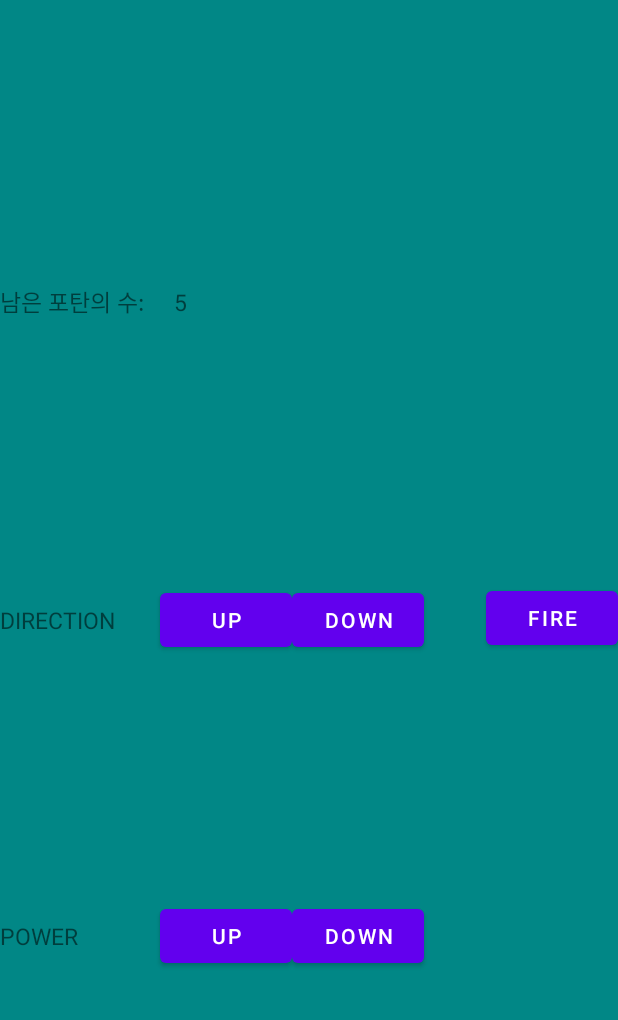
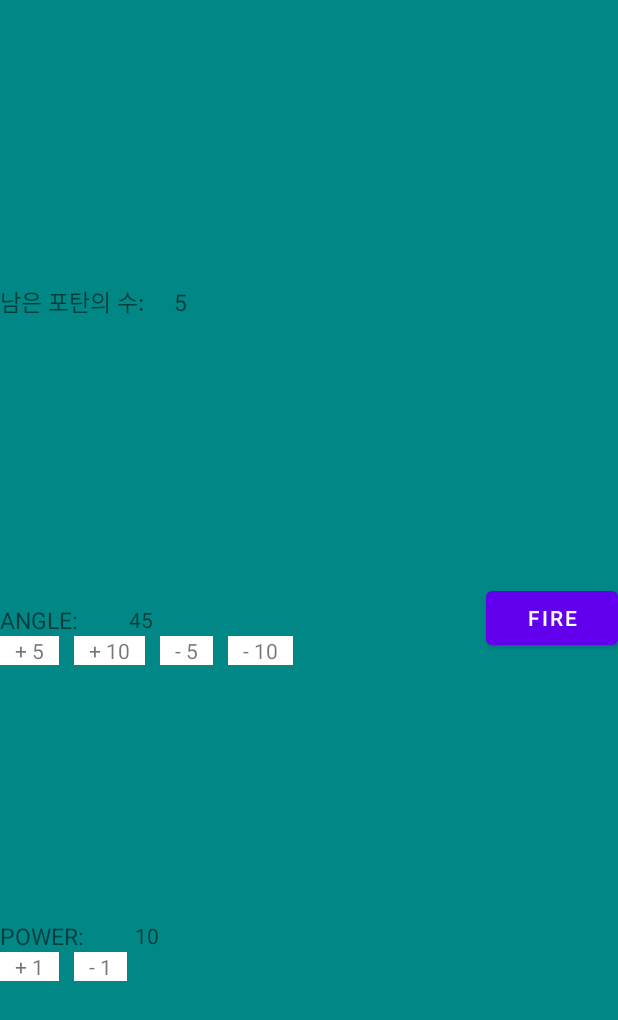
Before and after one commit to JiHyeonMon/AndroidFortress, an Android app: the layout activity_main.xml on its own in the app's theme, with its tools: preview values and no code run, on a phone screen of 412 x 824 dp. Shown: the top 1020 px of the screen. Run offline under Robolectric (Android 15) with nearby library versions, the phone set to English and light mode, and no system bars.

```diff
--- a/app/src/main/java/com/example/example/androidfortress/model/GameConfig.kt
+++ b/app/src/main/java/com/example/example/androidfortress/model/GameConfig.kt
@@ -5,5 +5,8 @@ object GameConfig {
     var SCREEN_WIDTH = 1080F
     var SCREEN_HEIGHT = 1794F
 
+    const val MISSILE_NUMBER = 5
+
+    const val TANK_SIZE = 20
 
 }
--- a/app/src/main/java/com/example/example/androidfortress/model/Tank.kt
+++ b/app/src/main/java/com/example/example/androidfortress/model/Tank.kt
@@ -1,9 +1,12 @@
 package com.example.example.androidfortress.model
+
+import android.graphics.Color
 
 open class Tank {
 
     open var x = ((GameConfig.SCREEN_WIDTH/2).toInt()..GameConfig.SCREEN_WIDTH.toInt()).random().toFloat()
     var y = 0f
+    open var color = Color.RED
 
     fun setTank(vertex: MutableList<ArrayList<Float>>) {
 
--- a/app/src/main/res/layout/activity_main.xml
+++ b/app/src/main/res/layout/activity_main.xml
@@ -20,88 +20,140 @@
             android:id="@+id/textview1"
             android:layout_width="wrap_content"
             android:layout_height="wrap_content"
+            android:text="남은 포탄의 수:"
             android:textSize="15sp"
-            android:text="남은 포탄의 수:"
+            app:layout_constraintBottom_toTopOf="@id/textview2"
             app:layout_constraintStart_toStartOf="parent"
-            app:layout_constraintTop_toTopOf="parent"
-            app:layout_constraintBottom_toTopOf="@id/textview2"/>
+            app:layout_constraintTop_toTopOf="parent" />
 
         <TextView
             android:id="@+id/text_remain_bomb"
             android:layout_width="wrap_content"
             android:layout_height="wrap_content"
             android:layout_marginStart="20dp"
+            android:text="5"
             android:textSize="15sp"
-            android:text="5"
+            app:layout_constraintBottom_toBottomOf="@id/textview1"
             app:layout_constraintStart_toEndOf="@id/textview1"
-            app:layout_constraintTop_toTopOf="@+id/textview1"
-            app:layout_constraintBottom_toBottomOf="@id/textview1"/>
+            app:layout_constraintTop_toTopOf="@+id/textview1" />
 
         <TextView
             android:id="@+id/textview2"
             android:layout_width="wrap_content"
             android:layout_height="wrap_content"
+            android:text="ANGLE: "
             android:textSize="15sp"
-            android:text="DIRECTION"
-            app:layout_constraintTop_toBottomOf="@id/textview1"
             app:layout_constraintBottom_toTopOf="@id/textview3"
-            app:layout_constraintStart_toStartOf="parent"/>
+            app:layout_constraintStart_toStartOf="parent"
+            app:layout_constraintTop_toBottomOf="@id/textview1" />
 
-        <Button
-            android:id="@+id/btn_direction_up"
+        <TextView
+            android:id="@+id/text_angle"
             android:layout_width="wrap_content"
             android:layout_height="wrap_content"
             android:layout_marginStart="30dp"
-            android:text="Up"
+            android:text="45"
             app:layout_constraintBottom_toBottomOf="@+id/textview2"
             app:layout_constraintStart_toEndOf="@id/textview2"
             app:layout_constraintTop_toTopOf="@+id/textview2" />
 
-        <Button
-            android:id="@+id/btn_direction_down"
+
+        <TextView
+            android:id="@+id/btn_direction_up_5"
             android:layout_width="wrap_content"
             android:layout_height="wrap_content"
-            android:text="Down"
-            app:layout_constraintBottom_toBottomOf="@+id/btn_direction_up"
-            app:layout_constraintStart_toEndOf="@id/btn_direction_up"
-            app:layout_constraintTop_toTopOf="@+id/btn_direction_up" />
+            android:text="+ 5"
+            android:background="@color/white"
+            android:paddingHorizontal="10dp"
+            app:layout_constraintStart_toStartOf="@id/textview2"
+            app:layout_constraintTop_toBottomOf="@+id/textview2" />
+
+        <TextView
+            android:id="@+id/btn_direction_up_10"
+            android:layout_width="wrap_content"
+            android:layout_height="wrap_content"
+            android:layout_marginStart="10dp"
+            android:text="+ 10"
+            android:background="@color/white"
+            android:paddingHorizontal="10dp"
+            app:layout_constraintStart_toEndOf="@id/btn_direction_up_5"
+            app:layout_constraintTop_toBottomOf="@+id/textview2" />
+
+
+        <TextView
+            android:id="@+id/btn_direction_down_5"
+            android:layout_width="wrap_content"
+            android:layout_height="wrap_content"
+            android:layout_marginStart="10dp"
+            android:text="- 5"
+            android:background="@color/white"
+            android:paddingHorizontal="10dp"
+            app:layout_constraintBottom_toBottomOf="@+id/btn_direction_up_10"
+            app:layout_constraintStart_toEndOf="@id/btn_direction_up_10"
+            app:layout_constraintTop_toTopOf="@+id/btn_direction_up_10" />
+
+        <TextView
+            android:id="@+id/btn_direction_down_10"
+            android:layout_width="wrap_content"
+            android:layout_height="wrap_content"
+            android:layout_marginStart="10dp"
+            android:text="- 10"
+            android:background="@color/white"
+            android:paddingHorizontal="10dp"
+            app:layout_constraintBottom_toBottomOf="@+id/btn_direction_up_10"
+            app:layout_constraintStart_toEndOf="@id/btn_direction_down_5"
+            app:layout_constraintTop_toTopOf="@+id/btn_direction_up_10" />
 
         <TextView
             android:id="@+id/textview3"
             android:layout_width="wrap_content"
             android:layout_height="wrap_content"
+            android:text="POWER: "
             android:textSize="15sp"
-            android:text="POWER"
-            app:layout_constraintTop_toBottomOf="@id/textview2"
             app:layout_constraintBottom_toBottomOf="parent"
-            app:layout_constraintStart_toStartOf="parent"/>
+            app:layout_constraintStart_toStartOf="parent"
+            app:layout_constraintTop_toBottomOf="@id/textview2" />
 
-        <Button
-            android:id="@+id/button2"
+        <TextView
+            android:id="@+id/text_power"
             android:layout_width="wrap_content"
             android:layout_height="wrap_content"
-            android:text="Up"
-            app:layout_constraintBottom_toBottomOf="@+id/textview3"
-            app:layout_constraintStart_toEndOf="@+id/textview2"
-            app:layout_constraintStart_toStartOf="@+id/btn_direction_up"
-            app:layout_constraintTop_toTopOf="@+id/textview3" />
+            android:layout_marginStart="30dp"
+            android:text="10"
+            app:layout_constraintStart_toEndOf="@id/textview3"
+            app:layout_constraintTop_toTopOf="@id/textview3"
+            app:layout_constraintBottom_toBottomOf="@id/textview3"/>
 
-        <Button
-            android:id="@+id/button"
+        <TextView
+            android:id="@+id/btn_power_up"
             android:layout_width="wrap_content"
             android:layout_height="wrap_content"
-            android:text="Down"
-            app:layout_constraintBottom_toBottomOf="@+id/button2"
-            app:layout_constraintStart_toEndOf="@+id/button2"
-            app:layout_constraintTop_toTopOf="@+id/button2" />
+            android:text="+ 1"
+            android:background="@color/white"
+            android:paddingHorizontal="10dp"
+            app:layout_constraintStart_toEndOf="@+id/textview2"
+            app:layout_constraintStart_toStartOf="@+id/textview3"
+            app:layout_constraintTop_toBottomOf="@+id/textview3" />
+
+        <TextView
+            android:id="@+id/btn_power_down"
+            android:layout_width="wrap_content"
+            android:layout_height="wrap_content"
+            android:layout_marginStart="10dp"
+            android:text="- 1"
+            android:background="@color/white"
+            android:paddingHorizontal="10dp"
+            app:layout_constraintBottom_toBottomOf="@+id/btn_power_up"
+            app:layout_constraintStart_toEndOf="@+id/btn_power_up"
+            app:layout_constraintTop_toTopOf="@+id/btn_power_up" />
 
         <Button
             android:id="@+id/btn_fire"
             android:layout_width="wrap_content"
             android:layout_height="wrap_content"
             android:text="FIRE"
-            app:layout_constraintTop_toTopOf="parent"
             app:layout_constraintBottom_toBottomOf="parent"
-            app:layout_constraintEnd_toEndOf="parent"/>
+            app:layout_constraintEnd_toEndOf="parent"
+            app:layout_constraintTop_toTopOf="parent" />
     </androidx.constraintlayout.widget.ConstraintLayout>
 </LinearLayout>
```
Also changed, not shown: app/src/main/java/com/example/example/androidfortress/controller/MainActivity.kt (+60 -4 lines), app/src/main/java/com/example/example/androidfortress/model/Basecamp.kt (+10 -0 lines), app/src/main/java/com/example/example/androidfortress/model/Game.kt (+56 -16 lines), app/src/main/java/com/example/example/androidfortress/model/Missile.kt (+32 -11 lines), app/src/main/java/com/example/example/androidfortress/model/parabola.kt (deleted, +0 -113 lines), app/src/main/java/com/example/example/androidfortress/view/CanvasView.kt (+25 -16 lines).
